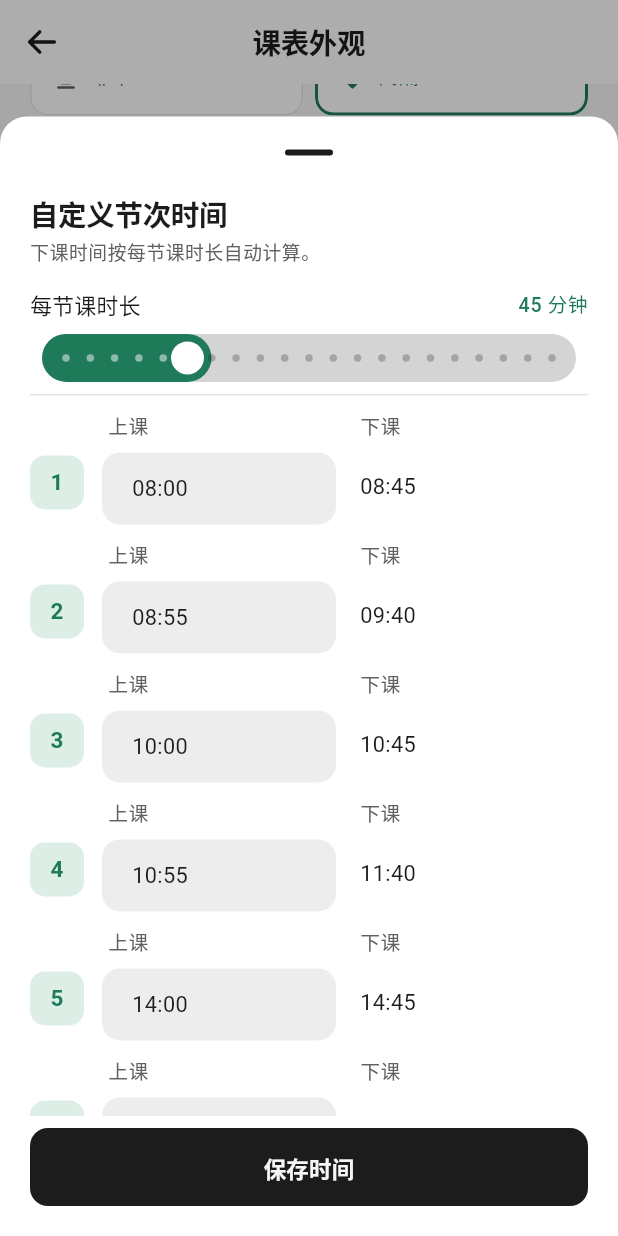
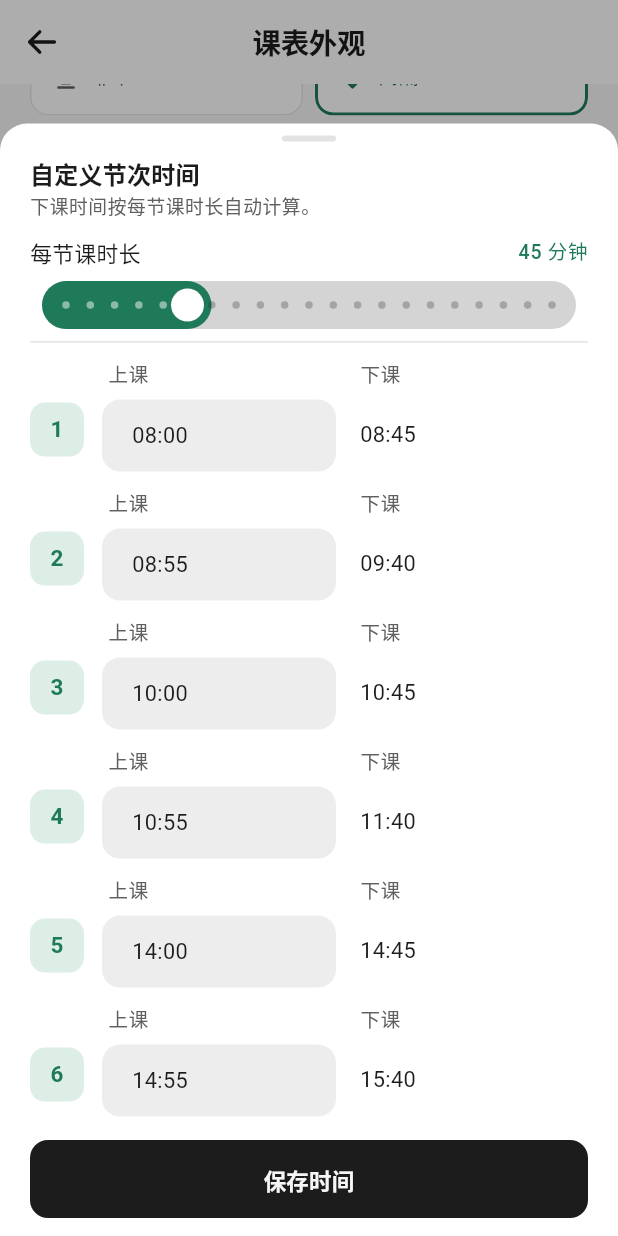
Before and after one commit to QingheProject/Qinghe, a Flutter app: the ScheduleAppearancePage screen opened by its route, scrolled down 576 dp, after a tap on "自定义节次时间", on a phone screen of 412 x 824 dp. Run offline on Flutter 3.47's test engine with Material 3 defaults, Android fonts, the phone set to English and light mode, and no system bars; our stand-ins replace get, phosphor_flutter, shared_preferences, webview_flutter; missing offline and left inert: webview_windows, window_manager; accounts and stored records are empty.

Commit message:
feat(ui): unify the bottom sheet chrome and simplify the week button

```diff
--- /dev/null
+++ b/lib/app/widgets/app_sheet.dart
@@ -0,0 +1,171 @@
+import 'package:flutter/material.dart';
+import 'package:qinghe_app/app/theme/app_colors.dart';
+import 'package:qinghe_app/app/theme/app_icons.dart';
+import 'package:qinghe_app/app/theme/app_tokens.dart';
+
+/// 应用内所有底部抽屉的统一外壳。
+///
+/// 统一的部分：顶部拖拽条、标题字号与内边距、关闭按钮、内容滚动区的左右留白、
+/// 底部说明文字与操作按钮的位置。各处的抽屉只负责传标题和内容。
+class AppSheet extends StatelessWidget {
+  const AppSheet({
+    required this.title,
+    required this.children,
+    this.subtitle,
+    this.actions = const <Widget>[],
+    this.note,
+    this.footer,
+    this.showClose = true,
+    this.maxHeightFactor = 0.82,
+    super.key,
+  });
+
+  final String title;
+
+  /// 标题下的一句说明。
+  final String? subtitle;
+
+  /// 标题右侧、关闭按钮左边的操作，例如「回到本周」。
+  final List<Widget> actions;
+
+  /// 底部的补充说明，例如「主题仍在『我的』页面」。
+  final String? note;
+
+  /// 固定在底部的主操作，例如「保存时间」。
+  final Widget? footer;
+  final bool showClose;
+
+  /// 抽屉最高占屏幕的比例。
+  final double maxHeightFactor;
+  final List<Widget> children;
+
+  @override
+  Widget build(BuildContext context) {
+    final colors = context.colors;
+    final text = Theme.of(context).textTheme;
+
+    return SafeArea(
+      top: false,
+      child: ConstrainedBox(
+        constraints: BoxConstraints(
+          maxHeight: MediaQuery.sizeOf(context).height * maxHeightFactor,
+        ),
+        child: Column(
+          mainAxisSize: MainAxisSize.min,
+          crossAxisAlignment: CrossAxisAlignment.stretch,
+          children: [
+            const SizedBox(height: AppSpace.sm),
+            Center(
+              child: Container(
+                width: 36,
+                height: 4,
+                decoration: BoxDecoration(
+                  color: colors.line,
+                  borderRadius: BorderRadius.circular(2),
+                ),
+              ),
+            ),
+            Padding(
+              padding: const EdgeInsets.fromLTRB(20, 10, 8, 0),
+              child: Row(
+                crossAxisAlignment: CrossAxisAlignment.center,
+                children: [
+                  Expanded(
+                    child: Align(
+                      alignment: Alignment.centerLeft,
+                      child: Text(title, style: text.titleMedium),
+                    ),
+                  ),
+                  ...actions,
+                  if (showClose)
+                    IconButton(
+                      onPressed: () => Navigator.of(context).pop(),
+                      tooltip: '关闭',
+                      constraints: const BoxConstraints.tightFor(
+                        width: 34,
+                        height: 34,
+                      ),
+                      padding: EdgeInsets.zero,
+                      icon: const Icon(AppIcons.close, size: 20),
+                    ),
+                ],
+              ),
+            ),
+            if (subtitle case final line?)
+              Padding(
+                padding: const EdgeInsets.fromLTRB(20, 2, 20, 0),
+                child: Text(
+                  line,
+                  style: text.bodySmall?.copyWith(color: colors.inkMuted),
+                ),
+              ),
+            Flexible(
+              child: SingleChildScrollView(
+                padding: EdgeInsets.fromLTRB(
+                  20,
+                  12,
+                  20,
+                  footer == null ? 16 : 4,
+                ),
+                child: Column(
+                  mainAxisSize: MainAxisSize.min,
+                  crossAxisAlignment: CrossAxisAlignment.stretch,
+                  children: children,
+                ),
+              ),
+            ),
+            if (note case final line?)
+              Padding(
+                padding: const EdgeInsets.fromLTRB(20, 8, 20, 0),
+                child: Text(
+                  line,
+                  style: text.labelSmall?.copyWith(color: colors.inkMuted),
+                ),
+              ),
+            if (footer case final widget?)
+              Padding(
+                padding: const EdgeInsets.fromLTRB(20, 8, 20, 12),
+                child: widget,
+              )
+            else
+              const SizedBox(height: AppSpace.sm),
+          ],
+        ),
+      ),
+    );
+  }
+}
+
+/// 抽屉标题右侧的文字操作，例如「回到本周」。
+///
+/// 用固定高度与较小的横向内边距，保证和标题、关闭按钮在同一水平线上。
+class AppSheetAction extends StatelessWidget {
+  const AppSheetAction({
+    required this.label,
+    required this.onPressed,
+    super.key,
+  });
+
+  final String label;
+  final VoidCallback? onPressed;
+
+  @override
+  Widget build(BuildContext context) {
+    final colors = context.colors;
+    return SizedBox(
+      height: 34,
+      child: TextButton(
+        onPressed: onPressed,
+        style: TextButton.styleFrom(
+          padding: const EdgeInsets.symmetric(horizontal: 8),
+          minimumSize: Size.zero,
+          tapTargetSize: MaterialTapTargetSize.shrinkWrap,
+          visualDensity: VisualDensity.compact,
+          textStyle: Theme.of(context).textTheme.labelMedium,
+          foregroundColor: colors.accent,
+        ),
+        child: Text(label),
+      ),
+    );
+  }
+}
--- a/lib/features/profile/views/schedule_appearance_page.dart
+++ b/lib/features/profile/views/schedule_appearance_page.dart
@@ -8,6 +8,7 @@ import 'package:qinghe_app/app/theme/app_colors.dart';
 import 'package:qinghe_app/app/theme/app_motion.dart';
 import 'package:qinghe_app/app/theme/app_tokens.dart';
 import 'package:qinghe_app/app/widgets/app_button.dart';
+import 'package:qinghe_app/app/widgets/app_sheet.dart';
 import 'package:qinghe_app/app/widgets/app_period_edit_row.dart';
 import 'package:qinghe_app/app/widgets/pressable.dart';
 import 'package:qinghe_app/data/models/lesson_occurrence.dart';
@@ -690,24 +691,18 @@ class _CoursePaletteSetting extends StatelessWidget {
   }
 
   void _showPaletteDrawer(BuildContext context) {
+    final saturation = this.saturation;
+    final selected = this.selected;
     showModalBottomSheet<void>(
       context: context,
       sheetAnimationStyle: AppMotion.style(context),
-      showDragHandle: true,
       isScrollControlled: true,
       backgroundColor: context.colors.surface,
-      builder: (sheetContext) => SafeArea(
-        top: false,
-        child: SingleChildScrollView(
-          padding: const EdgeInsets.fromLTRB(20, 4, 20, 24),
-          child: Column(
-            mainAxisSize: MainAxisSize.min,
-            crossAxisAlignment: CrossAxisAlignment.start,
-            children: [
-              Text('课程配色', style: Theme.of(context).textTheme.titleLarge),
-              const SizedBox(height: 2),
-              Text('选择一套课程颜色', style: Theme.of(context).textTheme.bodySmall),
-              const SizedBox(height: AppSpace.lg),
+      builder: (sheetContext) => AppSheet(
+        title: '课程配色',
+        subtitle: '选择一套课程颜色',
+        showClose: false,
+        children: [
           for (final (scheme, label) in _coursePaletteOptions) ...[
             _PaletteOption(
               scheme: scheme,
@@ -723,8 +718,6 @@ class _CoursePaletteSetting extends StatelessWidget {
               const SizedBox(height: AppSpace.sm),
           ],
         ],
-          ),
-        ),
       ),
     );
   }
@@ -1011,16 +1004,12 @@ class _TimeSettings extends StatelessWidget {
     showModalBottomSheet<void>(
       context: context,
       sheetAnimationStyle: AppMotion.style(context),
-      showDragHandle: true,
       isScrollControlled: true,
       backgroundColor: context.colors.surface,
-      builder: (sheetContext) => FractionallySizedBox(
-        heightFactor: 0.9,
-        child: _TimeEditorSheet(
+      builder: (sheetContext) => _TimeEditorSheet(
         initialTimes: startTimes,
         initialDuration: periodDuration,
         onSave: onTimeSettingsChanged,
-        ),
       ),
     );
   }
@@ -1224,30 +1213,22 @@ class _TimeEditorSheetState extends State<_TimeEditorSheet> {
     return AnimatedPadding(
       duration: AppMotion.of(context, AppMotion.fast),
       padding: EdgeInsets.only(bottom: keyboard),
-      child: SafeArea(
-        top: false,
-        child: Column(
-          children: [
-            Expanded(
-              child: SingleChildScrollView(
-                padding: const EdgeInsets.fromLTRB(20, 4, 20, 12),
-                keyboardDismissBehavior:
-                    ScrollViewKeyboardDismissBehavior.onDrag,
-                child: Form(
+      child: AppSheet(
+        title: '自定义节次时间',
+        subtitle: '下课时间按每节课时长自动计算。',
+        showClose: false,
+        maxHeightFactor: 0.9,
+        footer: keyboard == 0 ? saveButton : null,
+        children: [
+          Form(
             key: _formKey,
             child: Column(
               crossAxisAlignment: CrossAxisAlignment.stretch,
               children: [
-                      Text('自定义节次时间', style: text.titleLarge),
-                      const SizedBox(height: AppSpace.xs),
-                      Text('下课时间按每节课时长自动计算。', style: text.bodySmall),
-                      const SizedBox(height: AppSpace.lg),
                 Row(
                   mainAxisAlignment: MainAxisAlignment.spaceBetween,
                   children: [
-                          Expanded(
-                            child: Text('每节课时长', style: text.bodyMedium),
-                          ),
+                    Expanded(child: Text('每节课时长', style: text.bodyMedium)),
                     Text(
                       '${_duration.round()} 分钟',
                       style: text.labelMedium?.copyWith(
@@ -1266,8 +1247,7 @@ class _TimeEditorSheetState extends State<_TimeEditorSheet> {
                     divisions: _durationDivisions,
                     semanticFormatterCallback: (value) =>
                         '每节课时长，${value.round()} 分钟',
-                          onChanged: (value) =>
-                              setState(() => _duration = value),
+                    onChanged: (value) => setState(() => _duration = value),
                   ),
                 ),
                 const Divider(height: 1),
@@ -1289,14 +1269,10 @@ class _TimeEditorSheetState extends State<_TimeEditorSheet> {
                             ? TextInputAction.done
                             : TextInputAction.next,
                         inputFormatters: [
-                                FilteringTextInputFormatter.allow(
-                                  RegExp('[0-9:]'),
-                                ),
+                          FilteringTextInputFormatter.allow(RegExp('[0-9:]')),
                           LengthLimitingTextInputFormatter(5),
                         ],
-                              decoration: const InputDecoration(
-                                hintText: 'HH:mm',
-                              ),
+                        decoration: const InputDecoration(hintText: 'HH:mm'),
                         validator: _validateTime,
                         onChanged: (_) => setState(() {}),
                       ),
@@ -1309,15 +1285,7 @@ class _TimeEditorSheetState extends State<_TimeEditorSheet> {
               ],
             ),
           ),
-              ),
-            ),
-            if (keyboard == 0)
-              Padding(
-                padding: const EdgeInsets.fromLTRB(20, 8, 20, 20),
-                child: saveButton,
-              ),
-          ],
-        ),
+        ],
       ),
     );
   }
```
Also changed, not shown: lib/features/schedule/widgets/schedule_settings_sheet.dart (+4 -31 lines), lib/features/schedule/widgets/schedule_week_sheet.dart (+15 -57 lines), lib/features/timetable_setup/views/school_picker_page.dart (+15 -22 lines), 3 other files. Lines whose indentation alone changed are shown as unchanged.
